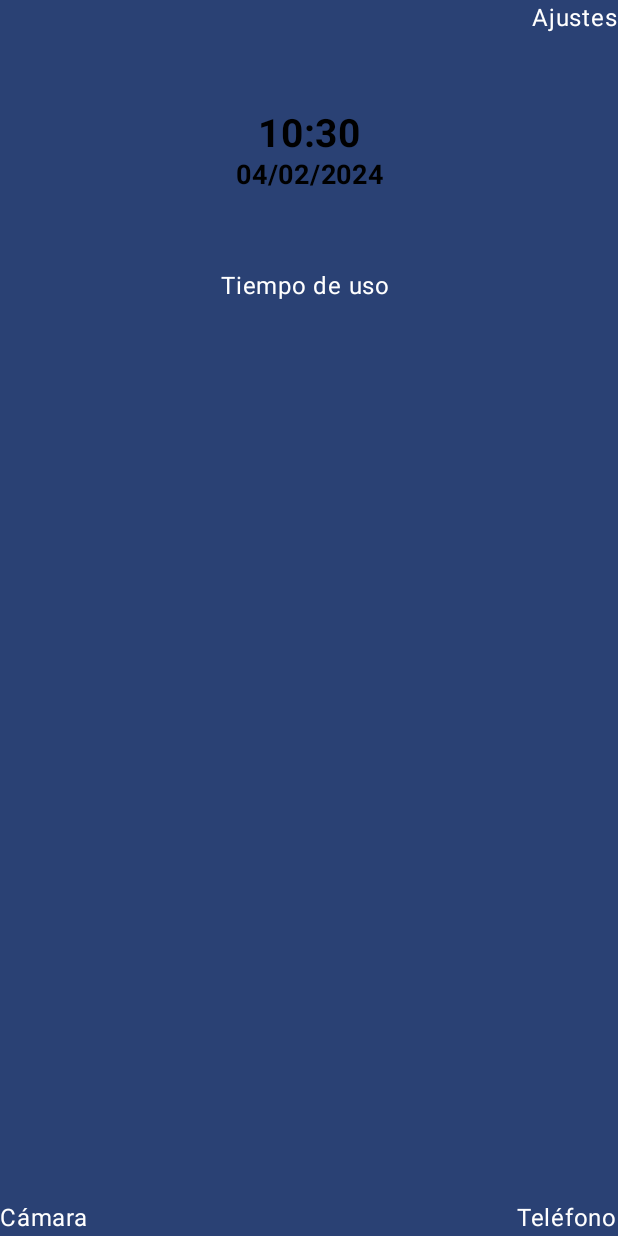
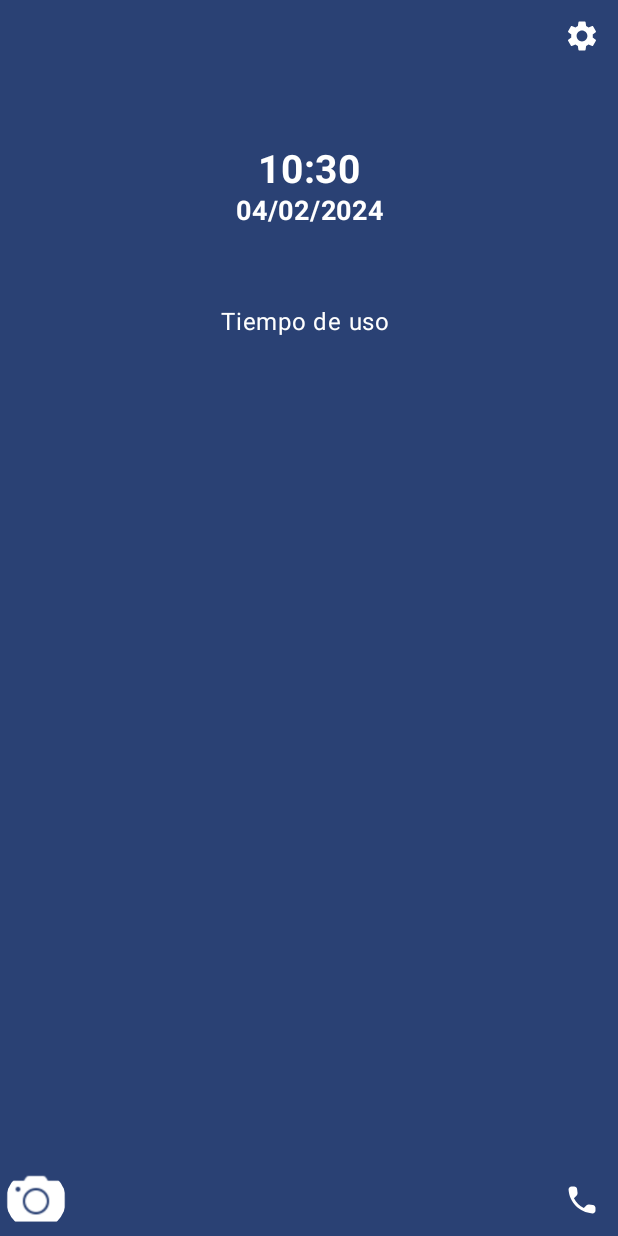
Before and after one commit to CarlosPumar/NoDistractionPhone, an Android app built with Jetpack Compose: the @Preview function HomeScreenPreview, on a phone screen of 412 x 824 dp. Run offline under Robolectric (Android 15) with nearby library versions, the phone set to English and light mode, and no system bars.

Commit message:
Look and feel

```diff
--- a/app/src/main/java/com/pumar/nodistractionphone/pages/homeScreen/components/Clock.kt
+++ b/app/src/main/java/com/pumar/nodistractionphone/pages/homeScreen/components/Clock.kt
@@ -56,14 +56,12 @@ fun Clock() {
         ) {
             Text(
                 text = currentTime.value,
-                color = Color.Black,
                 fontWeight = FontWeight.Bold,
                 fontSize = 26.sp,
                 textAlign = TextAlign.Center
             )
             Text(
                 text = currentDate.value,
-                color = Color.Black,
                 fontWeight = FontWeight.Bold,
                 fontSize = 18.sp,
                 textAlign = TextAlign.Center
--- a/app/src/main/java/com/pumar/nodistractionphone/pages/homeScreen/components/Footer.kt
+++ b/app/src/main/java/com/pumar/nodistractionphone/pages/homeScreen/components/Footer.kt
@@ -9,11 +9,20 @@ import androidx.compose.foundation.layout.Arrangement
 import androidx.compose.foundation.layout.Row
 import androidx.compose.foundation.layout.fillMaxWidth
 import androidx.compose.foundation.layout.wrapContentWidth
+import androidx.compose.material.icons.Icons
+import androidx.compose.material.icons.filled.Add
+import androidx.compose.material.icons.rounded.Call
+import androidx.compose.material.icons.rounded.ShoppingCart
+import androidx.compose.material3.Icon
+import androidx.compose.material3.IconButton
 import androidx.compose.material3.Text
 import androidx.compose.runtime.Composable
 import androidx.compose.ui.Alignment
 import androidx.compose.ui.Modifier
 import androidx.compose.ui.platform.LocalContext
+import androidx.compose.ui.res.painterResource
+import androidx.compose.ui.res.stringResource
+import com.pumar.nodistractionphone.R
 import com.pumar.nodistractionphone.utils.launchApp
 
 @Composable
@@ -31,19 +40,29 @@ fun Footer(modifier: Modifier = Modifier) {
         modifier = modifier.fillMaxWidth(),
         horizontalArrangement = Arrangement.SpaceBetween
     ) {
-        Text(text = "Cámara", modifier = Modifier.clickable {             // Launch the camera in photo mode
+        IconButton(onClick = {             // Launch the camera in photo mode
             val intent = Intent(MediaStore.INTENT_ACTION_STILL_IMAGE_CAMERA)
             takePhoto.launch(intent)
-        })
-        Text(text = "Teléfono",
+        }) {
+            Icon(
+                painter = painterResource(id = R.drawable.camera_fill),
+                contentDescription = "Camera"
+            )
+        }
+        IconButton(
             modifier = Modifier
-            .weight(1f)
-            .wrapContentWidth(Alignment.End)
-            .clickable {
+                .weight(1f)
+                .wrapContentWidth(Alignment.End),
+            onClick = {
                 // Launch the phone app to make a call
                 val intent = Intent(Intent.ACTION_DIAL)
                 openPhoneApp.launch(intent)
             }
-        )
+        ) {
+            Icon(
+                Icons.Rounded.Call,
+                contentDescription = "Phone"
+            )
+        }
     }
 }
--- a/app/src/main/java/com/pumar/nodistractionphone/pages/homeScreen/components/Header.kt
+++ b/app/src/main/java/com/pumar/nodistractionphone/pages/homeScreen/components/Header.kt
@@ -1,7 +1,9 @@
 package com.pumar.nodistractionphone.pages.homeScreen.components
 
+import androidx.compose.foundation.layout.Arrangement
 import androidx.compose.foundation.layout.Column
 import androidx.compose.foundation.layout.Row
+import androidx.compose.foundation.layout.fillMaxWidth
 import androidx.compose.foundation.layout.wrapContentWidth
 import androidx.compose.runtime.Composable
 import androidx.compose.ui.Alignment
@@ -10,11 +12,10 @@ import androidx.compose.ui.Modifier
 @Composable
 fun Header() {
 
-    Row {
+    Row (
+        modifier = Modifier.fillMaxWidth(),
+        horizontalArrangement = Arrangement.End) {
         //BatteryState()
-        SystemSettings(
-            Modifier
-                .weight(1f)
-                .wrapContentWidth(Alignment.End))
+        SystemSettings()
     }
 }
--- a/app/src/main/java/com/pumar/nodistractionphone/pages/homeScreen/components/SystemSettings.kt
+++ b/app/src/main/java/com/pumar/nodistractionphone/pages/homeScreen/components/SystemSettings.kt
@@ -6,9 +6,18 @@ import android.provider.Settings
 import androidx.activity.compose.rememberLauncherForActivityResult
 import androidx.activity.result.contract.ActivityResultContracts
 import androidx.compose.foundation.clickable
+import androidx.compose.foundation.layout.Arrangement
+import androidx.compose.foundation.layout.Row
+import androidx.compose.foundation.layout.fillMaxWidth
+import androidx.compose.foundation.layout.padding
+import androidx.compose.material.icons.Icons
+import androidx.compose.material.icons.filled.Settings
+import androidx.compose.material3.Icon
+import androidx.compose.material3.IconButton
 import androidx.compose.material3.Text
 import androidx.compose.runtime.Composable
 import androidx.compose.ui.Modifier
+import androidx.compose.ui.unit.dp
 
 @Composable
 fun SystemSettings(modifier: Modifier = Modifier) {
@@ -17,9 +26,11 @@ fun SystemSettings(modifier: Modifier = Modifier) {
         contract = ActivityResultContracts.StartActivityForResult()
     ) { }
 
-    Text(text = "Ajustes", modifier = modifier.clickable {             // Launch the camera in photo mode
+    IconButton(onClick = {             // Launch the settings
         // Launch the settings app
         val intent = Intent(Settings.ACTION_SETTINGS)
         openSettingsApp.launch(intent)
-    })
+    }) {
+        Icon(Icons.Filled.Settings, "Settings")
+    }
 }
--- a/app/src/main/java/com/pumar/nodistractionphone/ui/components/App.kt
+++ b/app/src/main/java/com/pumar/nodistractionphone/ui/components/App.kt
@@ -46,7 +46,6 @@ fun App(packageName: String, name: String, usageTime: Int, showDialog: () -> Uni
     ) {
         Text(
             text = "$name $usageTimeString",
-            color = Color.Black,
             fontWeight = FontWeight.Bold,
             fontSize = 18.sp,
             modifier = Modifier
--- a/app/src/main/java/com/pumar/nodistractionphone/ui/components/AppDialog.kt
+++ b/app/src/main/java/com/pumar/nodistractionphone/ui/components/AppDialog.kt
@@ -87,7 +87,6 @@ fun AppDialog(appName: String, packageName: String, handleClose: () -> Unit, uni
             modifier = Modifier
                 .width(200.dp)
                 .height(100.dp)
-                .background(Color.Blue)
         ) {
             Column() {
                 Text(text = appName)
--- a/app/src/main/java/com/pumar/nodistractionphone/ui/theme/Type.kt
+++ b/app/src/main/java/com/pumar/nodistractionphone/ui/theme/Type.kt
@@ -13,7 +13,7 @@ val Typography = Typography(
                 fontWeight = FontWeight.Normal,
                 fontSize = 16.sp,
                 lineHeight = 24.sp,
-                letterSpacing = 0.5.sp
+                letterSpacing = 0.5.sp,
         )
         /* Other default text styles to override
     titleLarge = TextStyle(
```
Also changed, not shown: app/src/main/java/com/pumar/nodistractionphone/MainActivity.kt (+5 -2 lines), app/src/main/java/com/pumar/nodistractionphone/pages/appListScreen/AppListScreen.kt (+7 -1 lines), app/src/main/java/com/pumar/nodistractionphone/pages/appListScreen/components/ListAllApps.kt (+5 -3 lines), app/src/main/java/com/pumar/nodistractionphone/ui/theme/Color.kt (+8 -0 lines), app/src/main/java/com/pumar/nodistractionphone/ui/theme/Theme.kt (+20 -3 lines), app/src/main/java/com/pumar/nodistractionphone/utils/index.kt (+30 -8 lines), app/src/main/res/drawable/camera_fill.png (added).
